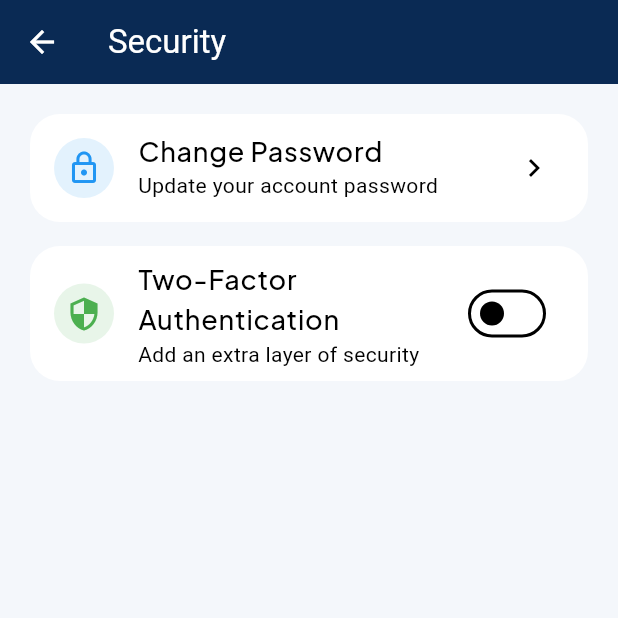
After one commit to Zain-Nhlawy/project1_flutter_repo, a Flutter app: the SecuritySettingsScreen screen opened directly, on a phone screen of 412 x 824 dp, the top half of it. The commit adds this screen. Run offline on Flutter 3.47's test engine with Material 3 defaults, Android fonts, the phone set to English and light mode, and no system bars; our stand-ins replace app_links, dio, flutter_bloc, flutter_dotenv, flutter_secure_storage, get_it and 2 more; missing offline and left inert: media_kit, media_kit_video; accounts and stored records are empty.

Commit message:
security_setting_screen

```diff
--- a/lib/features/profile/presentation/pages/profile_screen.dart
+++ b/lib/features/profile/presentation/pages/profile_screen.dart
@@ -1,6 +1,7 @@
 import 'package:flutter/material.dart';
 import 'package:project1/config/theme/app_colors.dart';
 import 'package:project1/config/theme/app_text_styles.dart';
+import 'package:project1/features/profile/presentation/pages/security_settings_screen.dart';
 import '../widgets/profile_info_card.dart';
 import '../widgets/profile_section_title.dart';
 import '../widgets/profile_tile.dart';
@@ -176,6 +177,14 @@ class ProfileScreen extends StatelessWidget {
                           iconColor: Colors.blue,
                           title: "Privacy Policy",
                           showDivider: false,
+                          onTap: () {
+                            Navigator.push(
+                              context,
+                              MaterialPageRoute(
+                                builder: (_) => const SecuritySettingsScreen(),
+                              ),
+                            );
+                          },
                           trailing: Icon(
                             Icons.chevron_right,
                             color: AppColors.textSecondary,
--- /dev/null
+++ b/lib/features/profile/presentation/pages/security_settings_screen.dart
@@ -0,0 +1,79 @@
+import 'package:flutter/material.dart';
+import 'package:project1/config/theme/app_colors.dart';
+import 'package:project1/config/theme/app_text_styles.dart';
+
+class SecuritySettingsScreen extends StatelessWidget {
+  const SecuritySettingsScreen({super.key});
+
+  @override
+  Widget build(BuildContext context) {
+    return Scaffold(
+      backgroundColor: AppColors.background,
+      appBar: AppBar(
+        title: const Text("Security"),
+        backgroundColor: AppColors.primary,
+        foregroundColor: Colors.white,
+        elevation: 0,
+      ),
+      body: Padding(
+        padding: const EdgeInsets.all(20),
+        child: Column(
+          children: [
+            Container(
+              decoration: BoxDecoration(
+                color: AppColors.surface,
+                borderRadius: BorderRadius.circular(20),
+              ),
+              child: ListTile(
+                leading: const CircleAvatar(
+                  backgroundColor: Color(0xFFE3F2FD),
+                  child: Icon(
+                    Icons.lock_outline,
+                    color: Colors.blue,
+                  ),
+                ),
+                title: Text(
+                  "Change Password",
+                  style: AppTextStyles.titleMedium,
+                ),
+                subtitle: const Text(
+                  "Update your account password",
+                ),
+                trailing: const Icon(Icons.chevron_right),
+                onTap: () {
+                },
+              ),
+            ),
+            const SizedBox(height: 16),
+            Container(
+              decoration: BoxDecoration(
+                color: AppColors.surface,
+                borderRadius: BorderRadius.circular(20),
+              ),
+              child: SwitchListTile(
+                value: false,
+                onChanged: (value) {
+                },
+                secondary: const CircleAvatar(
+                  backgroundColor: Color(0xFFE8F5E9),
+                  child: Icon(
+                    Icons.security,
+                    color: Colors.green,
+                  ),
+                ),
+                title: Text(
+                  "Two-Factor Authentication",
+                  style: AppTextStyles.titleMedium,
+                ),
+                subtitle: const Text(
+                  "Add an extra layer of security",
+                ),
+                activeColor: AppColors.primary,
+              ),
+            ),
+          ],
+        ),
+      ),
+    );
+  }
+}
```
